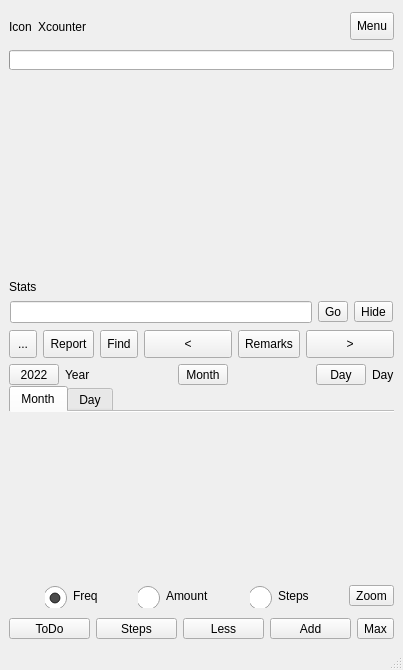
This is mainwindow.ui in ic005k/Knot-Legacy as Qt 5 draws it before an edit. The edited form follows.
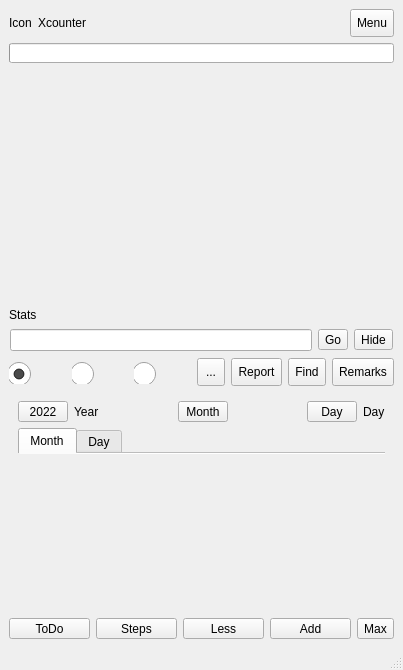
This is the edited form. Icons and pictures are not drawn.

The edit to the form file:
```diff
--- a/mainwindow.ui
+++ b/mainwindow.ui
@@ -14,7 +14,7 @@
    <string>MainWindow</string>
   </property>
   <widget class="QWidget" name="centralwidget">
-   <layout class="QGridLayout" name="gridLayout_9">
+   <layout class="QGridLayout" name="gridLayout_3">
     <item row="0" column="0">
      <layout class="QVBoxLayout" name="vl"/>
     </item>
@@ -23,13 +23,13 @@
       <property name="minimumSize">
        <size>
         <width>0</width>
-        <height>35</height>
+        <height>28</height>
        </size>
       </property>
       <property name="maximumSize">
        <size>
         <width>16777215</width>
-        <height>35</height>
+        <height>28</height>
        </size>
       </property>
       <property name="frameShape">
@@ -80,10 +80,16 @@
        </item>
        <item>
         <widget class="QToolButton" name="btnMenu">
+         <property name="sizePolicy">
+          <sizepolicy hsizetype="Fixed" vsizetype="Preferred">
+           <horstretch>0</horstretch>
+           <verstretch>0</verstretch>
+          </sizepolicy>
+         </property>
          <property name="minimumSize">
           <size>
-           <width>0</width>
-           <height>28</height>
+           <width>40</width>
+           <height>0</height>
           </size>
          </property>
          <property name="text">
@@ -307,6 +313,102 @@
        </property>
        <item row="0" column="0">
         <layout class="QHBoxLayout" name="horizontalLayout_2">
+         <item>
+          <widget class="QRadioButton" name="rbFreq">
+           <property name="styleSheet">
+            <string notr="true">QRadioButton::indicator {
+    width: 25px;
+    height: 25px;
+    /*image: url(:/src/sel.png);*/
+    
+    position: relative;
+    left: 0px;
+    right: 3px;
+    top: 2px;
+    bottom:4px;
+}
+
+QRadioButton::indicator:unchecked {
+    image: url(:/src/nosel.png);
+}
+
+QRadioButton::indicator:checked {
+    image: url(:/src/sel.png);
+}
+
+
+</string>
+           </property>
+           <property name="text">
+            <string/>
+           </property>
+           <property name="checked">
+            <bool>true</bool>
+           </property>
+          </widget>
+         </item>
+         <item>
+          <widget class="QRadioButton" name="rbAmount">
+           <property name="styleSheet">
+            <string notr="true">QRadioButton::indicator {
+    width: 25px;
+    height: 25px;
+    /*image: url(:/src/sel.png);*/
+    
+    position: relative;
+    left: 0px;
+    right: 3px;
+    top: 2px;
+    bottom:4px;
+}
+
+QRadioButton::indicator:unchecked {
+    image: url(:/src/nosel.png);
+}
+
+QRadioButton::indicator:checked {
+    image: url(:/src/sel.png);
+}
+
+
+</string>
+           </property>
+           <property name="text">
+            <string/>
+           </property>
+          </widget>
+         </item>
+         <item>
+          <widget class="QRadioButton" name="rbSteps">
+           <property name="styleSheet">
+            <string notr="true">QRadioButton::indicator {
+    width: 25px;
+    height: 25px;
+    /*image: url(:/src/sel.png);*/
+    
+    position: relative;
+    left: 0px;
+    right: 3px;
+    top: 2px;
+    bottom:4px;
+}
+
+QRadioButton::indicator:unchecked {
+    image: url(:/src/nosel.png);
+}
+
+QRadioButton::indicator:checked {
+    image: url(:/src/sel.png);
+}
+
+
+</string>
+           </property>
+           <property name="text">
+            <string/>
+           </property>
+          </widget>
+         </item>
          <item>
           <widget class="QToolButton" name="btnSelTab">
            <property name="minimumSize">
@@ -358,25 +460,6 @@
            </property>
           </widget>
          </item>
-         <item>
-          <widget class="QToolButton" name="btnLeft">
-           <property name="sizePolicy">
-            <sizepolicy hsizetype="Preferred" vsizetype="Fixed">
-             <horstretch>0</horstretch>
-             <verstretch>0</verstretch>
-            </sizepolicy>
-           </property>
-           <property name="minimumSize">
-            <size>
-             <width>0</width>
-             <height>28</height>
-            </size>
-           </property>
-           <property name="text">
-            <string>&lt;</string>
-           </property>
-          </widget>
-         </item>
          <item>
           <widget class="QToolButton" name="btnNotes">
            <property name="minimumSize">
@@ -394,25 +477,6 @@
            </property>
           </widget>
          </item>
-         <item>
-          <widget class="QToolButton" name="btnRight">
-           <property name="sizePolicy">
-            <sizepolicy hsizetype="Preferred" vsizetype="Fixed">
-             <horstretch>0</horstretch>
-             <verstretch>0</verstretch>
-            </sizepolicy>
-           </property>
-           <property name="minimumSize">
-            <size>
-             <width>0</width>
-             <height>28</height>
-            </size>
-           </property>
-           <property name="text">
-            <string>&gt;</string>
-           </property>
-          </widget>
-         </item>
         </layout>
        </item>
       </layout>
@@ -420,28 +484,19 @@
     </item>
     <item row="5" column="1">
      <widget class="QFrame" name="frame_charts">
+      <property name="maximumSize">
+       <size>
+        <width>16777215</width>
+        <height>220</height>
+       </size>
+      </property>
       <property name="frameShape">
        <enum>QFrame::NoFrame</enum>
       </property>
       <property name="frameShadow">
        <enum>QFrame::Raised</enum>
       </property>
-      <layout class="QGridLayout" name="gridLayout_4">
-       <property name="leftMargin">
-        <number>0</number>
-       </property>
-       <property name="topMargin">
-        <number>0</number>
-       </property>
-       <property name="rightMargin">
-        <number>0</number>
-       </property>
-       <property name="bottomMargin">
-        <number>4</number>
-       </property>
-       <property name="verticalSpacing">
-        <number>1</number>
-       </property>
+      <layout class="QGridLayout" name="gridLayout_2">
        <item row="0" column="0">
         <widget class="QFrame" name="frameYear">
          <property name="frameShape">
@@ -573,20 +628,8 @@
           <attribute name="title">
            <string>Month</string>
           </attribute>
-          <layout class="QGridLayout" name="gridLayout_3">
-           <property name="leftMargin">
-            <number>0</number>
-           </property>
-           <property name="topMargin">
-            <number>0</number>
-           </property>
-           <property name="rightMargin">
-            <number>0</number>
-           </property>
-           <property name="bottomMargin">
-            <number>0</number>
-           </property>
-           <item row="0" column="0">
+          <layout class="QVBoxLayout" name="verticalLayout">
+           <item>
             <layout class="QGridLayout" name="pLayout">
              <property name="spacing">
               <number>0</number>
@@ -599,20 +642,8 @@
           <attribute name="title">
            <string>Day</string>
           </attribute>
-          <layout class="QGridLayout" name="gridLayout_2">
-           <property name="leftMargin">
-            <number>0</number>
-           </property>
-           <property name="topMargin">
-            <number>0</number>
-           </property>
-           <property name="rightMargin">
-            <number>0</number>
-           </property>
-           <property name="bottomMargin">
-            <number>0</number>
-           </property>
-           <item row="0" column="0">
+          <layout class="QVBoxLayout" name="verticalLayout_2">
+           <item>
             <layout class="QGridLayout" name="glTimeLine">
              <property name="spacing">
               <number>0</number>
@@ -623,175 +654,6 @@
          </widget>
         </widget>
        </item>
-       <item row="2" column="0">
-        <layout class="QHBoxLayout" name="horizontalLayout_5">
-         <item>
-          <spacer name="horizontalSpacer_3">
-           <property name="orientation">
-            <enum>Qt::Horizontal</enum>
-           </property>
-           <property name="sizeHint" stdset="0">
-            <size>
-             <width>40</width>
-             <height>20</height>
-            </size>
-           </property>
-          </spacer>
-         </item>
-         <item>
-          <widget class="QRadioButton" name="rbFreq">
-           <property name="styleSheet">
-            <string notr="true">QRadioButton::indicator {
-    width: 25px;
-    height: 25px;
-    /*image: url(:/src/sel.png);*/
-    
-    position: relative;
-    left: 0px;
-    right: 3px;
-    top: 2px;
-    bottom:4px;
-}
-
-QRadioButton::indicator:unchecked {
-    image: url(:/src/nosel.png);
-}
-
-QRadioButton::indicator:checked {
-    image: url(:/src/sel.png);
-}
-
-
-</string>
-           </property>
-           <property name="text">
-            <string>Freq</string>
-           </property>
-           <property name="checked">
-            <bool>true</bool>
-           </property>
-          </widget>
-         </item>
-         <item>
-          <spacer name="horizontalSpacer_5">
-           <property name="orientation">
-            <enum>Qt::Horizontal</enum>
-           </property>
-           <property name="sizeHint" stdset="0">
-            <size>
-             <width>40</width>
-             <height>20</height>
-            </size>
-           </property>
-          </spacer>
-         </item>
-         <item>
-          <widget class="QRadioButton" name="rbAmount">
-           <property name="styleSheet">
-            <string notr="true">QRadioButton::indicator {
-    width: 25px;
-    height: 25px;
-    /*image: url(:/src/sel.png);*/
-    
-    position: relative;
-    left: 0px;
-    right: 3px;
-    top: 2px;
-    bottom:4px;
-}
-
-QRadioButton::indicator:unchecked {
-    image: url(:/src/nosel.png);
-}
-
-QRadioButton::indicator:checked {
-    image: url(:/src/sel.png);
-}
-
-
-</string>
-           </property>
-           <property name="text">
-            <string>Amount</string>
-           </property>
-          </widget>
-         </item>
-         <item>
-          <spacer name="horizontalSpacer_6">
-           <property name="orientation">
-            <enum>Qt::Horizontal</enum>
-           </property>
-           <property name="sizeHint" stdset="0">
-            <size>
-             <width>40</width>
-             <height>20</height>
-            </size>
-           </property>
-          </spacer>
-         </item>
-         <item>
-          <widget class="QRadioButton" name="rbSteps">
-           <property name="styleSheet">
-            <string notr="true">QRadioButton::indicator {
-    width: 25px;
-    height: 25px;
-    /*image: url(:/src/sel.png);*/
-    
-    position: relative;
-    left: 0px;
-    right: 3px;
-    top: 2px;
-    bottom:4px;
-}
-
-QRadioButton::indicator:unchecked {
-    image: url(:/src/nosel.png);
-}
-
-QRadioButton::indicator:checked {
-    image: url(:/src/sel.png);
-}
-
-
-</string>
-           </property>
-           <property name="text">
-            <string>Steps</string>
-           </property>
-          </widget>
-         </item>
-         <item>
-          <spacer name="horizontalSpacer_4">
-           <property name="orientation">
-            <enum>Qt::Horizontal</enum>
-           </property>
-           <property name="sizeHint" stdset="0">
-            <size>
-             <width>40</width>
-             <height>20</height>
-            </size>
-           </property>
-          </spacer>
-         </item>
-         <item>
-          <widget class="QToolButton" name="btnZoom">
-           <property name="text">
-            <string>Zoom</string>
-           </property>
-           <property name="icon">
-            <iconset resource="src.qrc">
-             <normaloff>:/src/zoom.png</normaloff>:/src/zoom.png</iconset>
-           </property>
-           <property name="iconSize">
-            <size>
-             <width>16</width>
-             <height>16</height>
-            </size>
-           </property>
-          </widget>
-         </item>
-        </layout>
-       </item>
       </layout>
      </widget>
     </item>
```
